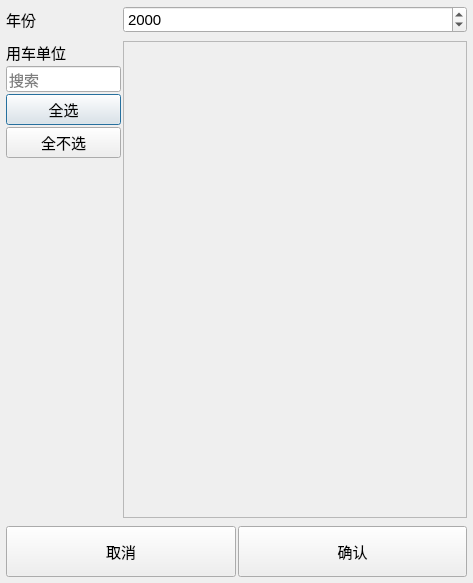
Above: widgets/u_s_dialog/u_s_dialog.ui from cockmake/SharedTable before the change. Below: the same form after it.
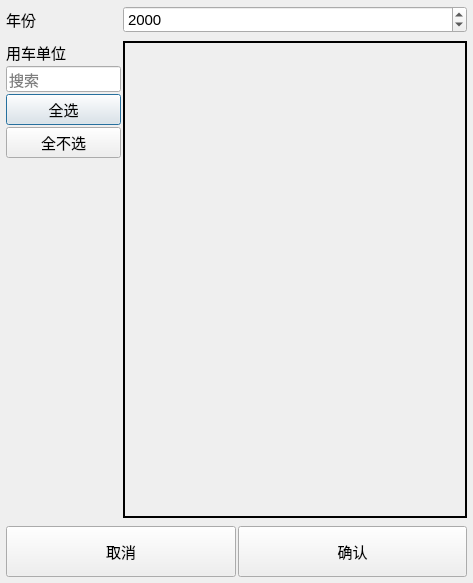
That is the form after the change.

Patch:
```diff
--- a/widgets/u_s_dialog/u_s_dialog.ui
+++ b/widgets/u_s_dialog/u_s_dialog.ui
@@ -133,6 +133,12 @@
        </item>
        <item>
         <widget class="QScrollArea" name="yongchedanweis">
+         <property name="frameShape">
+          <enum>QFrame::WinPanel</enum>
+         </property>
+         <property name="frameShadow">
+          <enum>QFrame::Plain</enum>
+         </property>
          <property name="widgetResizable">
           <bool>true</bool>
          </property>
@@ -141,8 +147,8 @@
            <rect>
             <x>0</x>
             <y>0</y>
-            <width>341</width>
-            <height>476</height>
+            <width>339</width>
+            <height>474</height>
            </rect>
           </property>
          </widget>
```
